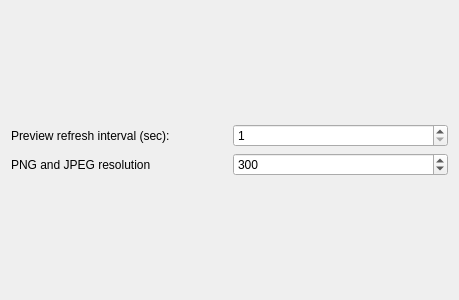
The window that src/cirkuit_general_settings.ui (KDE/cirkuit) describes before a commit, drawn with Qt 5.
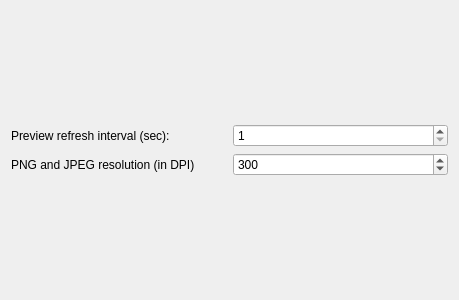
The same window after the commit.

Commit message: Better explanation of the DPI option

Diff of the .ui file:
```diff
--- a/src/cirkuit_general_settings.ui
+++ b/src/cirkuit_general_settings.ui
@@ -42,7 +42,7 @@
      <item row="1" column="0">
       <widget class="QLabel" name="label_2">
        <property name="text">
-        <string>PNG and JPEG resolution</string>
+        <string>PNG and JPEG resolution (in DPI)</string>
        </property>
       </widget>
      </item>
```
